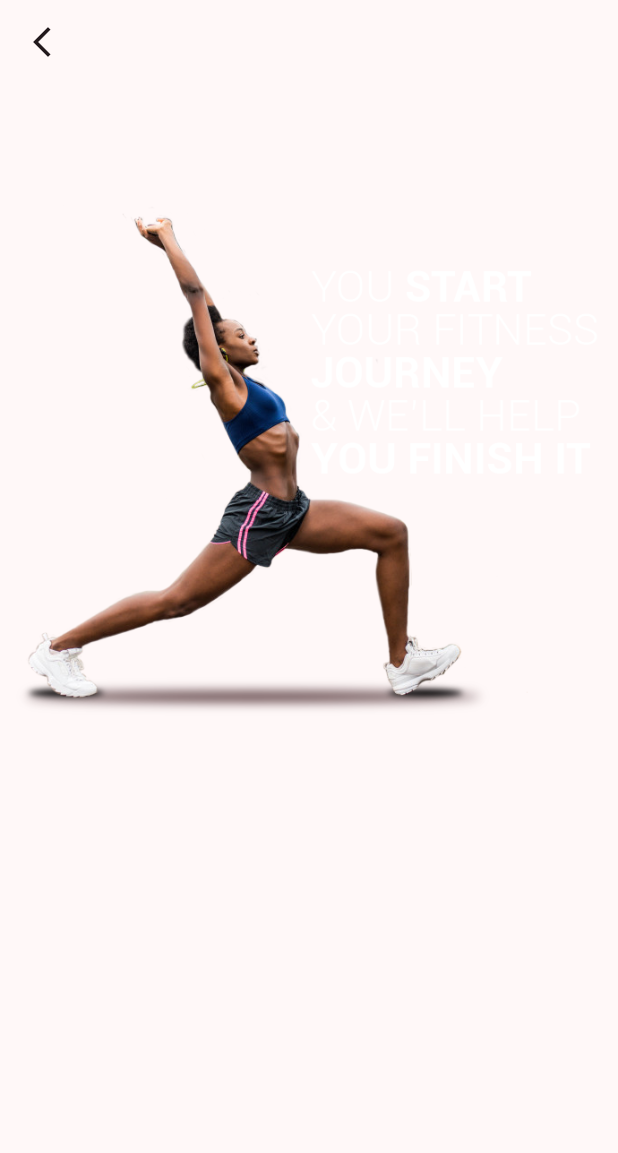
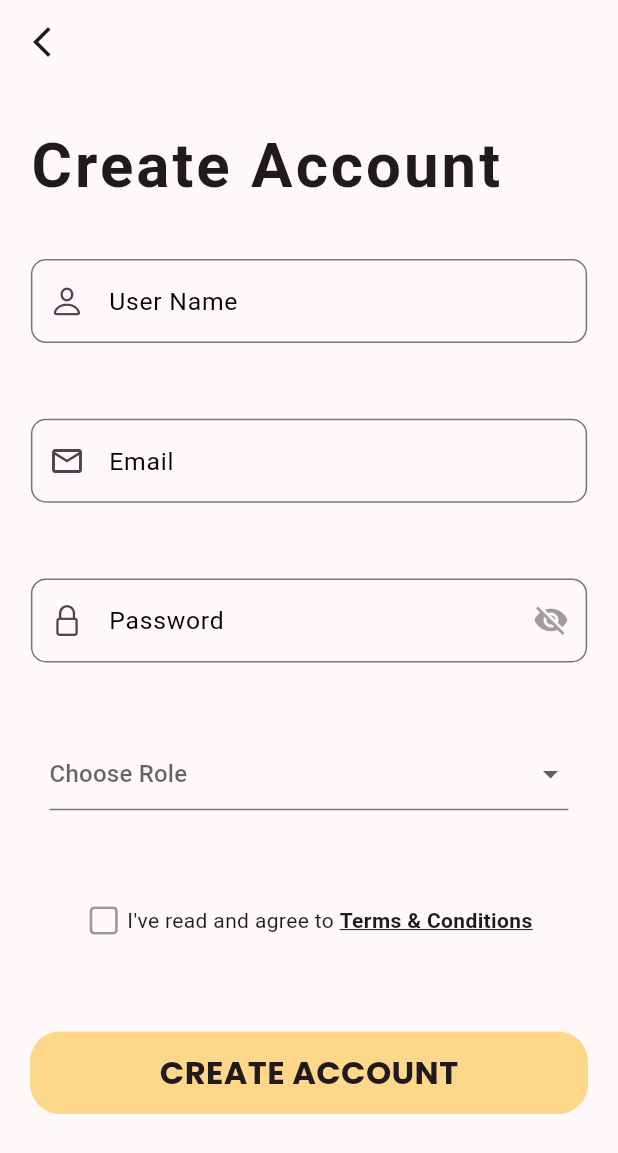
Before and after one commit to mianhunainhamza/gym-fit-flutter, a Flutter app: the OnBoardPage screen opened directly, after a tap on "Don't Have an account? Register Now", on a phone screen of 412 x 824 dp. Shown: the top 1153 px of the screen. Run offline on Flutter 3.47's test engine with Material 3 defaults, Android fonts, the phone set to English and light mode, and no system bars; our stand-ins replace firebase_core, get, google_fonts, google_nav_bar, line_icons, lottie; accounts and stored records are empty.

Commit message:
change in signup

```diff
--- a/lib/main.dart
+++ b/lib/main.dart
@@ -1,12 +1,10 @@
 import 'package:firebase_core/firebase_core.dart';
 import 'package:flutter/material.dart';
 import 'package:get/get_navigation/src/root/get_material_app.dart';
-import 'package:softec_app_dev/view/Login/login_screen.dart';
-import 'package:softec_app_dev/view/onboard_page.dart';
-
+import 'package:softec_app_dev/view/sign_up_page.dart';
 import 'firebase_options.dart';
 
-void main() async  {
+void main() async {
   WidgetsFlutterBinding.ensureInitialized();
   await Firebase.initializeApp(
     options: DefaultFirebaseOptions.currentPlatform,
@@ -23,11 +21,10 @@ class MyApp extends StatelessWidget {
     return GetMaterialApp(
       debugShowCheckedModeBanner: false,
       theme: ThemeData(
-        primaryColor: Colors.black,
         colorScheme: ColorScheme.fromSeed(seedColor: Colors.black),
         useMaterial3: true,
       ),
-      home: LoginScreen(),
+      home: const SignupPage(),
     );
   }
 }
--- a/lib/view/onboard_page.dart
+++ b/lib/view/onboard_page.dart
@@ -1,7 +1,7 @@
 import 'package:flutter/material.dart';
 import 'package:get/get.dart';
 import 'package:google_fonts/google_fonts.dart';
-import 'package:softec_app_dev/view/signup_page.dart';
+import 'package:softec_app_dev/view/sign_up_page.dart';
 
 class OnBoardPage extends StatelessWidget {
   const OnBoardPage({super.key});
@@ -30,7 +30,7 @@ class OnBoardPage extends StatelessWidget {
                   child: RichText(
                     text: TextSpan(
                       style: TextStyle(
-                        fontSize: size.height * 0.055,
+                        fontSize: Get.height * .055,
                         fontWeight: FontWeight.bold,
                         color: const Color.fromRGBO(253, 220, 138, 1),
                       ),
@@ -93,7 +93,7 @@ class OnBoardPage extends StatelessWidget {
                 ),
                 GestureDetector(
                   onTap: () {
-                    Get.to( () => const SignUpPage(),transition: Transition.cupertino);
+                    Get.to( () => const SignupPage(),transition: Transition.cupertino);
                   },
                   child: Container(
                     // width: (size.width - 200) / 2,
--- /dev/null
+++ b/lib/view/sign_up_page.dart
@@ -0,0 +1,271 @@
+import 'package:flutter/cupertino.dart';
+import 'package:flutter/material.dart';
+import 'package:get/get.dart';
+import 'package:google_fonts/google_fonts.dart';
+import 'package:softec_app_dev/view/homepage.dart';
+import 'package:softec_app_dev/view/onboard_page.dart';
+
+class SignupPage extends StatefulWidget {
+  const SignupPage({Key? key}) : super(key: key);
+
+  @override
+  State<SignupPage> createState() => _SignupPageState();
+}
+
+class _SignupPageState extends State<SignupPage> {
+  final GlobalKey<FormState> _formKey = GlobalKey<FormState>();
+  TextEditingController nameController = TextEditingController();
+  TextEditingController numController = TextEditingController();
+  TextEditingController emailController = TextEditingController();
+  TextEditingController passController = TextEditingController();
+  bool userPassWrong = false;
+  bool obscureText = true;
+  bool userEmailWrong = false;
+  bool userNameWrong = false;
+  bool tickMark = false;
+  String? selectedRole;
+
+  @override
+  Widget build(BuildContext context) {
+    return Scaffold(
+      appBar: AppBar(
+        leading: GestureDetector(
+          onTap: () {
+            Get.to(() => const OnBoardPage(), transition: Transition.cupertino);
+          },
+          child: const Icon(Icons.arrow_back_ios_new),
+        ),
+        automaticallyImplyLeading: false,
+      ),
+      body: SingleChildScrollView(
+        child: Form(
+          key: _formKey,
+          child: Column(
+            children: [
+              SizedBox(
+                height: Get.height * 0.03,
+              ),
+              Column(
+                children: [
+                  Row(children: [
+                    Padding(
+                      padding: const EdgeInsets.symmetric(horizontal: 20),
+                      child: Text(
+                        "Create Account",
+                        style: TextStyle(
+                          fontSize: Get.width * 0.10,
+                          fontWeight: FontWeight.bold,
+                          letterSpacing: 2,
+                        ),
+                      ),
+                    ),
+                  ]),
+                  SizedBox(height: Get.width * 0.08),
+                  SizedBox(
+                    width: Get.width * 0.9,
+                    child: SizedBox(
+                      height: 90,
+                      child: TextFormField(
+                        controller: nameController,
+                        validator: (value) {
+                          if (value!.trim().isEmpty) {
+                            return 'Please enter your name';
+                          }
+                          return null;
+                        },
+                        decoration: InputDecoration(
+                          border: const OutlineInputBorder(
+                            borderRadius: BorderRadius.all(Radius.circular(10)),
+                          ),
+                          prefixIcon: const Icon(CupertinoIcons.person),
+                          labelText: 'User Name',
+                          labelStyle: TextStyle(
+                            fontSize: Get.width * 0.04,
+                            color: Colors.black,
+                          ),
+                          focusedBorder: const OutlineInputBorder(
+                            borderRadius: BorderRadius.all(Radius.circular(12)),
+                            borderSide: BorderSide(color: Colors.black),
+                          ),
+                        ),
+                      ),
+                    ),
+                  ),
+                  SizedBox(height: Get.width * 0.04),
+                  SizedBox(
+                    width: Get.width * 0.9,
+                    child: SizedBox(
+                      height: 90,
+                      child: TextFormField(
+                        controller: emailController,
+                        validator: (value) {
+                          if (value!.trim().isEmpty || !value.trim().contains('@')) {
+                            return 'Please enter a valid email address';
+                          }
+                          return null;
+                        },
+                        decoration: InputDecoration(
+                          border: const OutlineInputBorder(
+                            borderRadius: BorderRadius.all(Radius.circular(10)),
+                          ),
+                          labelText: 'Email',
+                          labelStyle: TextStyle(
+                            fontSize: Get.width * 0.04,
+                            color: Colors.black,
+                          ),
+                          prefixIcon: const Icon(Icons.email_outlined),
+                          focusedBorder: const OutlineInputBorder(
+                            borderRadius: BorderRadius.all(Radius.circular(12)),
+                            borderSide: BorderSide(color: Colors.black),
+                          ),
+                        ),
+                      ),
+                    ),
+                  ),
+                  SizedBox(height: Get.width * 0.04),
+                  SizedBox(
+                    width: Get.width * 0.9,
+                    child: SizedBox(
+                      height: 90,
+                      child: TextFormField(
+                        controller: passController,
+                        obscureText: obscureText,
+                        validator: (value) {
+                          if (value!.trim().length < 6) {
+                            return 'Password must be at least 6 characters long';
+                          }
+                          return null;
+                        },
+                        decoration: InputDecoration(
+                          border: const OutlineInputBorder(
+                            borderRadius: BorderRadius.all(Radius.circular(10)),
+                          ),
+                          labelText: 'Password',
+                          prefixIcon: const Icon(CupertinoIcons.lock),
+                          labelStyle: TextStyle(
+                            fontSize: Get.width * 0.04,
+                            color: Colors.black,
+                          ),
+                          focusedBorder: const OutlineInputBorder(
+                            borderSide: BorderSide(color: Colors.black),
+                            borderRadius: BorderRadius.all(Radius.circular(10)),
+                          ),
+                          suffixIcon: GestureDetector(
+                            onTap: () {
+                              setState(() {
+                                obscureText = !obscureText;
+                              });
+                            },
+                            child: Icon(
+                              obscureText
+                                  ? Icons.visibility_off
+                                  : Icons.visibility,
+                              color: Colors.grey,
+                            ),
+                          ),
+                        ),
+                      ),
+                    ),
+                  ),
+                  SizedBox(height:Get.width * 0.04),
+                  Padding(
+                    padding: const EdgeInsets.only(left: 33,right: 33),
+                    child: DropdownButtonFormField<String>(
+                      value: selectedRole,
+                      hint: const Text('Choose Role'),
+                      items: <String>['Fitness Enthusiast', 'Fitness Professional']
+                          .map((String value) {
+                        return DropdownMenuItem<String>(
+                          value: value,
+                          child: Text(value),
+                        );
+                      }).toList(),
+                      onChanged: (value) {
+                        setState(() {
+                          selectedRole = value;
+                        });
+                      },
+                    ),
+                  ),
+                  SizedBox(height: Get.width * 0.15),
+                  Row(
+                    mainAxisAlignment: MainAxisAlignment.center,
+                    children: [
+                      InkWell(
+                        onTap: () {
+                          setState(() {
+                            tickMark = !tickMark;
+                          });
+                        },
+                        child: tickMark
+                            ? const Icon(CupertinoIcons.check_mark)
+                            : const Icon(CupertinoIcons.square,
+                            color: CupertinoColors.inactiveGray),
+                      ),
+                      const Text(" I've read and agree to "),
+                      const Text(
+                        "Terms & Conditions",
+                        style: TextStyle(
+                          fontWeight: FontWeight.bold,
+                          decoration: TextDecoration.underline,
+                        ),
+                      )
+                    ],
+                  ),
+                  SizedBox(height: Get.width * 0.15),
+                  GestureDetector(
+                    onTap: () {
+                      if (_formKey.currentState!.validate()) {
+                        if (!tickMark) {
+                          showCupertinoDialog(
+                            context: context,
+                            builder: (context) {
+                              return CupertinoAlertDialog(
+                                title: const Text(
+                                    "Agree to Terms and Conditions"),
+                                actions: [
+                                  CupertinoDialogAction(
+                                    child: const Text("OK"),
+                                    onPressed: () {
+                                      Navigator.of(context).pop();
+                                    },
+                                  ),
+                                ],
+                              );
+                            },
+                          );
+                        } else {
+                          HomePage();
+                        }
+                      }
+                    },
+                    child: Padding(
+                      padding: const EdgeInsets.only(right: 20, left: 20),
+                      child: Container(
+                        width: Get.width,
+                        height: 55,
+                        decoration: BoxDecoration(
+                          borderRadius: BorderRadius.circular(20),
+                          color: const Color.fromRGBO(253, 215, 138, 1),
+                        ),
+                        child: Center(
+                          child: Text(
+                            'CREATE ACCOUNT',
+                            style: GoogleFonts.poppins(
+                              fontSize: Get.height * 0.026,
+                              fontWeight: FontWeight.bold,
+                            ),
+                          ),
+                        ),
+                      ),
+                    ),
+                  ),
+                ],
+              ),
+            ],
+          ),
+        ),
+      ),
+    );
+  }
+}
--- a/lib/view/signup_page.dart
+++ /dev/null
@@ -1,27 +0,0 @@
-import 'package:flutter/material.dart';
-import 'package:get/get.dart';
-import 'package:softec_app_dev/view/onboard_page.dart';
-
-class SignUpPage extends StatelessWidget {
-  const SignUpPage({super.key});
-
-  @override
-  Widget build(BuildContext context) {
-    return Scaffold(
-      appBar: AppBar(
-        leading: GestureDetector(
-            onTap: () {
-              Get.to(() => const OnBoardPage(),transition: Transition.cupertino);
-            },
-            child: const Icon(Icons.arrow_back_ios_new)),
-        automaticallyImplyLeading: false,
-      ),
-      //body part
-      body: Column(
-        children: [
-          Image.asset('assets/images/girl.png'),
-        ],
-      ),
-    );
-  }
-}
```
